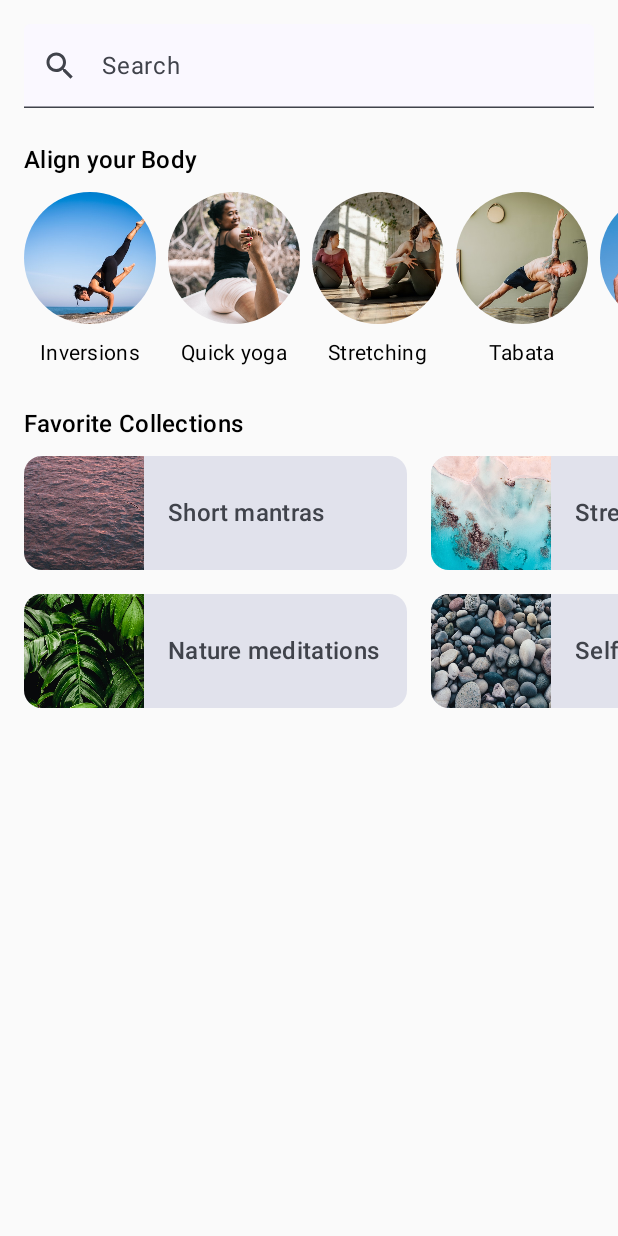
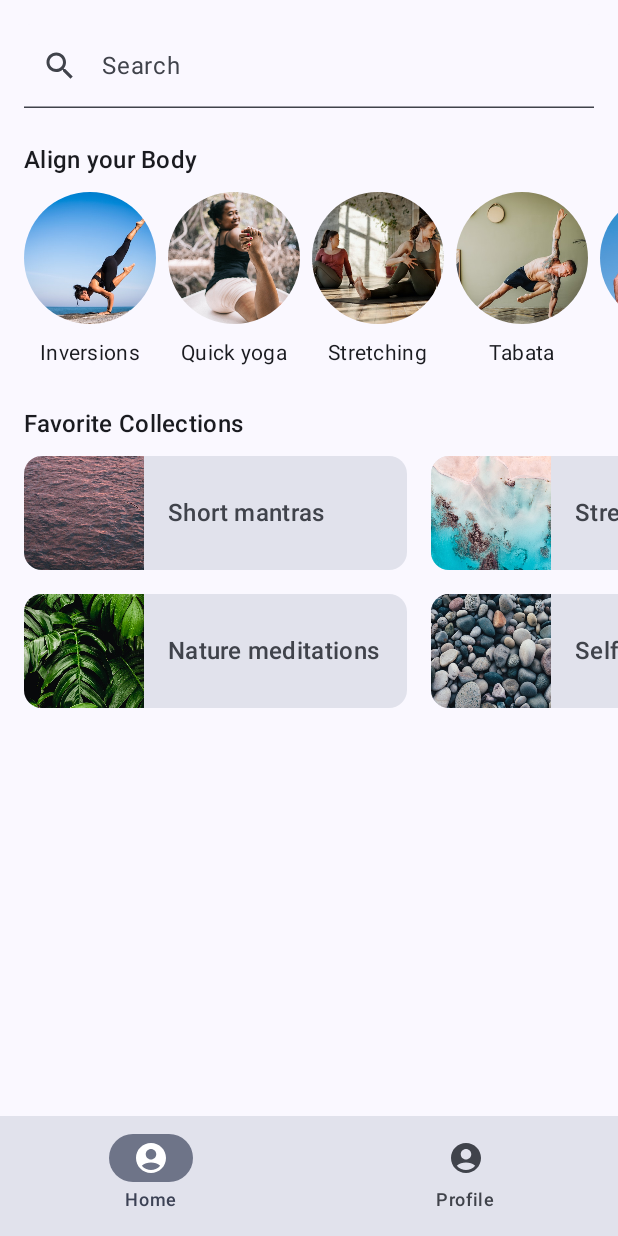
Before and after one commit to WenDEVLIFE/ComposeApp2, an Android app built with Jetpack Compose: the screen it shows after launch (MainActivity), on a phone screen of 412 x 824 dp. Run offline under Robolectric (Android 15) with nearby library versions, the phone set to English and light mode, and no system bars.

Commit message:
Fix the bug and added nabv   menu and rail

```diff
--- a/app/src/main/java/com/example/composeapp2/MainActivity.kt
+++ b/app/src/main/java/com/example/composeapp2/MainActivity.kt
@@ -277,12 +277,23 @@ private fun SootheBottomNavigation(modifier: Modifier = Modifier) {
     }
 }
 
+
+@Composable
+fun MySootheAppPortrait() {
+    ComposeApp2Theme {
+        Scaffold(
+            bottomBar = { SootheBottomNavigation() }
+        ) { padding ->
+            HomeScreen(Modifier.padding(padding))
+        }
+    }
+}
 @Preview(showBackground = true, backgroundColor = 0xFFF5F0EE)
 @Composable
 fun GreetingPreview() {
     ComposeApp2Theme {
        Column {
-           ComposeApp2Theme { HomeScreen() }
+           ComposeApp2Theme {MySootheAppPortrait() }
        }
 
     }
```
